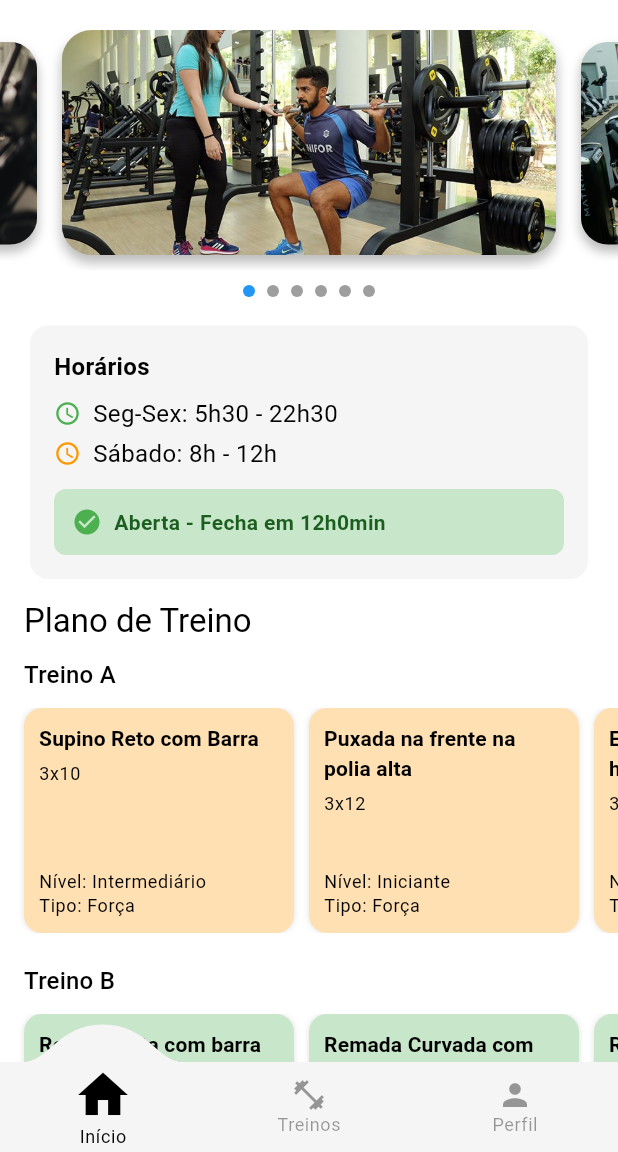
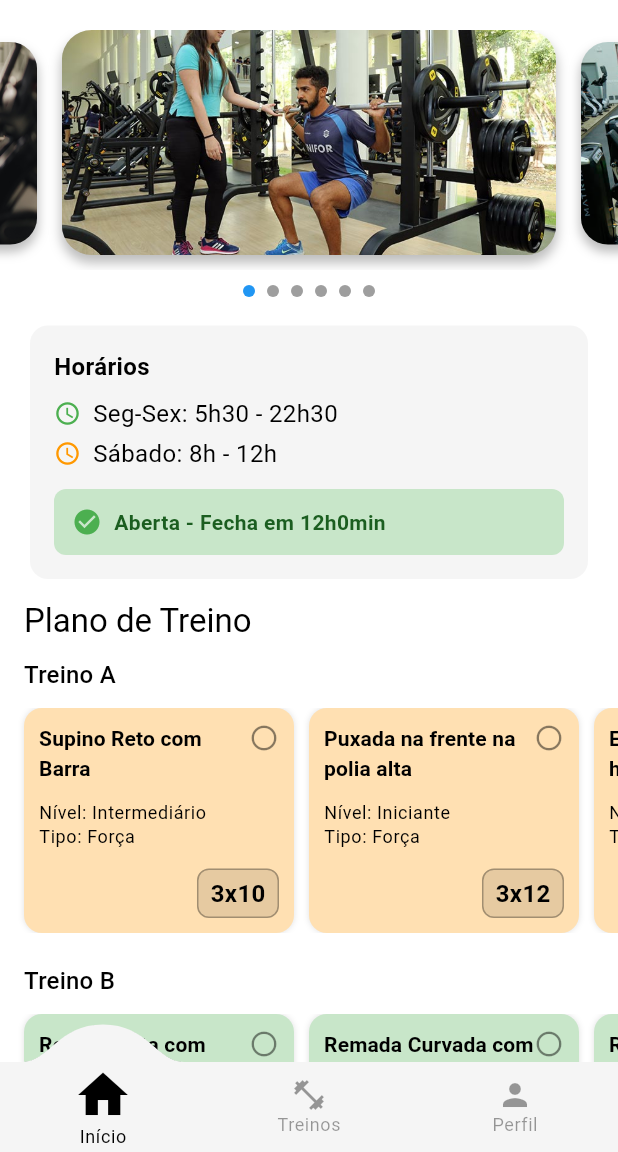
Before and after one commit to tiagostmg/academia-unifor, a Flutter app: the HomeScreen screen opened by its route, on a phone screen of 412 x 824 dp, the part 84-1236 px from its top. Run offline on Flutter 3.47's test engine with Material 3 defaults, Android fonts, the phone set to English and light mode, and no system bars; drawn by our look-alikes of card_swiper, convex_bottom_bar; our stand-ins replace animate_do, flutter_dotenv, flutter_svg, font_awesome_flutter, go_router.

Commit message:
Refactor _ExerciseCard to StatefulWidget; add completion toggle and improve layout

```diff
--- a/lib/widgets/workout_plan_widget.dart
+++ b/lib/widgets/workout_plan_widget.dart
@@ -150,25 +150,32 @@ class _WorkoutGroup extends StatelessWidget {
   }
 }
 
-class _ExerciseCard extends StatelessWidget {
+class _ExerciseCard extends StatefulWidget {
   final Exercise exercise;
   final Color backgroundColor;
 
   const _ExerciseCard({required this.exercise, required this.backgroundColor});
 
   @override
+  State<_ExerciseCard> createState() => _ExerciseCardState();
+}
+
+class _ExerciseCardState extends State<_ExerciseCard> {
+  bool isDone = false;
+
+  @override
   Widget build(BuildContext context) {
     final theme = Theme.of(context);
-
     final textColor =
-        ThemeData.estimateBrightnessForColor(backgroundColor) == Brightness.dark
+        ThemeData.estimateBrightnessForColor(widget.backgroundColor) ==
+                Brightness.dark
             ? Colors.white
             : Colors.black;
 
     return Container(
       width: 180,
       decoration: BoxDecoration(
-        color: backgroundColor,
+        color: widget.backgroundColor,
         borderRadius: BorderRadius.circular(12),
         boxShadow: [BoxShadow(color: Colors.black12, blurRadius: 3)],
       ),
@@ -176,8 +183,12 @@ class _ExerciseCard extends StatelessWidget {
       child: Column(
         crossAxisAlignment: CrossAxisAlignment.start,
         children: [
-          Text(
-            exercise.name,
+          Row(
+            crossAxisAlignment: CrossAxisAlignment.start,
+            children: [
+              Expanded(
+                child: Text(
+                  widget.exercise.name,
                   style: theme.textTheme.labelLarge?.copyWith(
                     fontWeight: FontWeight.w600,
                     color: textColor,
@@ -185,25 +196,59 @@ class _ExerciseCard extends StatelessWidget {
                   maxLines: 2,
                   overflow: TextOverflow.ellipsis,
                 ),
-          const SizedBox(height: 6),
+              ),
+              GestureDetector(
+                onTap: () {
+                  setState(() {
+                    isDone = !isDone;
+                  });
+                },
+                child: Icon(
+                  isDone ? Icons.check_circle : Icons.radio_button_unchecked,
+                  color: isDone ? Colors.green : textColor.withAlpha(120),
+                  size: 20,
+                ),
+              ),
+            ],
+          ),
+          const SizedBox(height: 12),
+
           Text(
-            exercise.reps,
-            style: theme.textTheme.bodySmall?.copyWith(color: textColor),
-          ),
-          const Spacer(),
-          Text(
-            'Nível: ${exercise.level}',
+            'Nível: ${widget.exercise.level}',
             style: theme.textTheme.bodySmall?.copyWith(
               fontSize: 12,
               color: textColor,
             ),
           ),
           Text(
-            'Tipo: ${exercise.type}',
+            'Tipo: ${widget.exercise.type}',
             style: theme.textTheme.bodySmall?.copyWith(
               fontSize: 12,
               color: textColor,
             ),
+          ),
+
+          const Spacer(),
+
+          Row(
+            children: [
+              const Spacer(),
+              Container(
+                padding: const EdgeInsets.symmetric(horizontal: 8, vertical: 4),
+                decoration: BoxDecoration(
+                  color: textColor.withAlpha(25),
+                  borderRadius: BorderRadius.circular(8),
+                  border: Border.all(color: textColor.withAlpha(76)),
+                ),
+                child: Text(
+                  widget.exercise.reps,
+                  style: TextStyle(
+                    color: textColor,
+                    fontWeight: FontWeight.bold,
+                  ),
+                ),
+              ),
+            ],
           ),
         ],
       ),
```
Lines whose indentation alone changed are shown as unchanged.
